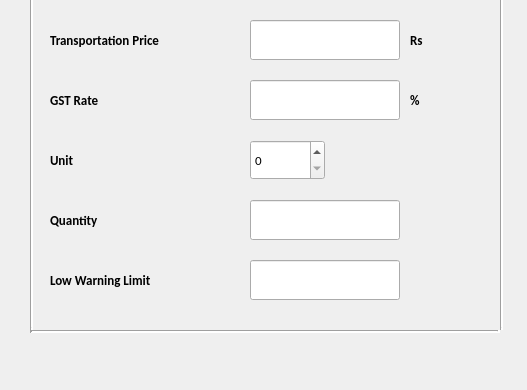
Qt form AddNewItemWindow.ui (ChaitanyaGhadling/Yash-Agency-App) before a commit; both pictures show x 0 to 527 and y 510 to 900 of the 1000 by 900 pixel window.
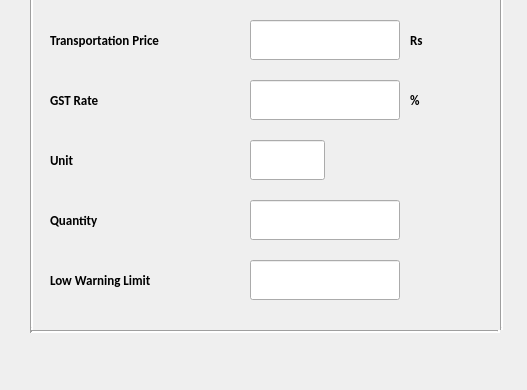
The same form after that commit. Icons and pictures are not drawn.

```diff
--- a/AddNewItemWindow.ui
+++ b/AddNewItemWindow.ui
@@ -472,7 +472,7 @@
     </rect>
    </property>
   </widget>
-  <widget class="QSpinBox" name="spinBox">
+  <widget class="QLineEdit" name="productUnit">
    <property name="geometry">
     <rect>
      <x>250</x>
```
Left out of the diff: 26 changed lines with no effect on the pictures.
